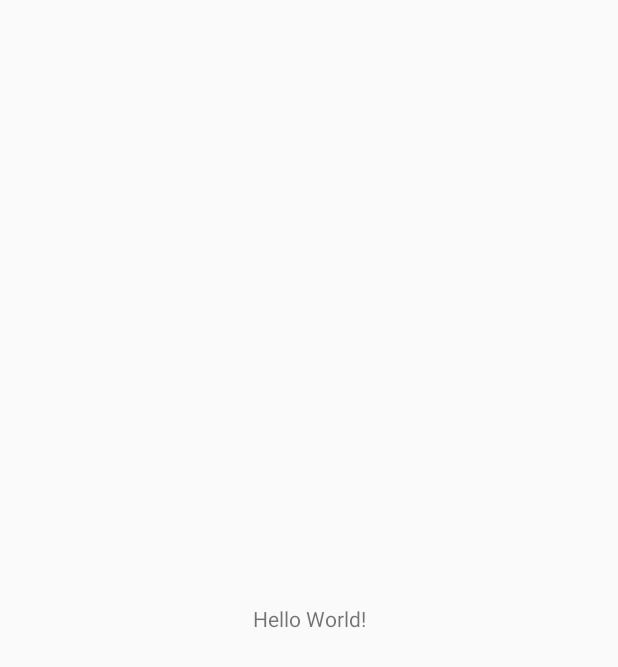
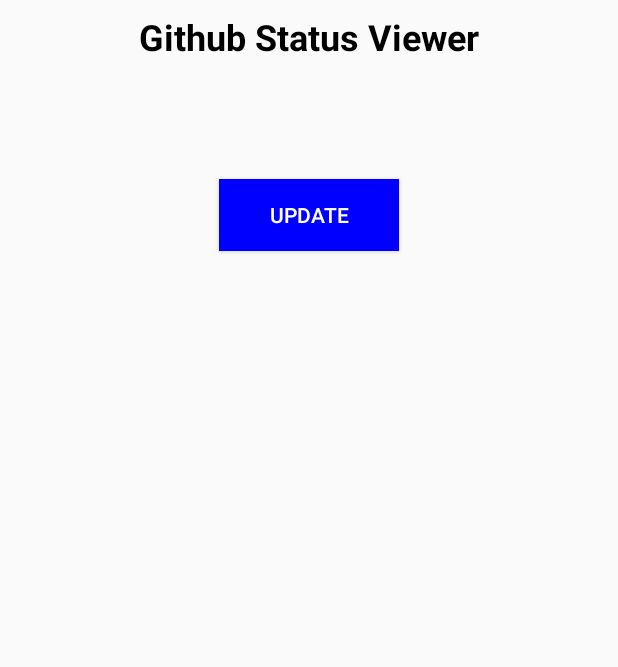
Before and after one commit to drip-samples/github-status-viewer-android, an Android app: the screen it shows after launch (MainActivity), on a phone screen of 412 x 824 dp. Before the commit the part shown is almost empty. Shown: the top 667 px of the screen. Run offline under Robolectric (Android 15) with nearby library versions, the phone set to English and light mode, and no system bars.

Commit message:
M: レイアウト定義

```diff
--- a/app/src/main/res/layout/activity_main.xml
+++ b/app/src/main/res/layout/activity_main.xml
@@ -8,12 +8,55 @@
         tools:context=".MainActivity">
 
     <TextView
+            android:id="@+id/title"
             android:layout_width="wrap_content"
             android:layout_height="wrap_content"
-            android:text="Hello World!"
-            app:layout_constraintBottom_toBottomOf="parent"
+            android:text="Github Status Viewer"
+            android:textSize="24dp"
+            android:textStyle="bold"
+            android:textColor="@color/black"
             app:layout_constraintLeft_toLeftOf="parent"
             app:layout_constraintRight_toRightOf="parent"
-            app:layout_constraintTop_toTopOf="parent"/>
+            app:layout_constraintTop_toTopOf="parent"
+            android:layout_marginTop="8dp"/>
+
+    <TextView
+            android:id="@+id/statusText"
+            android:layout_width="match_parent"
+            android:layout_height="wrap_content"
+            android:text=""
+            android:textSize="16dp"
+            android:textColor="@color/white"
+            android:textAlignment="center"
+            android:paddingVertical="4dp"
+            app:layout_constraintLeft_toLeftOf="parent"
+            app:layout_constraintRight_toRightOf="parent"
+            app:layout_constraintTop_toBottomOf="@id/title"
+            android:layout_marginTop="8dp"/>
+
+    <TextView
+            android:id="@+id/lastUpdated"
+            android:layout_width="match_parent"
+            android:layout_height="wrap_content"
+            android:text=""
+            android:textSize="12dp"
+            android:textColor="@color/black"
+            android:textAlignment="center"
+            app:layout_constraintLeft_toLeftOf="parent"
+            app:layout_constraintRight_toRightOf="parent"
+            app:layout_constraintTop_toBottomOf="@id/statusText"
+            android:layout_marginTop="8dp"/>
+
+    <Button
+            android:id="@+id/buttonUpdate"
+            android:layout_width="120dp"
+            android:layout_height="wrap_content"
+            android:text="Update"
+            android:textColor="@color/white"
+            android:background="@color/blue"
+            app:layout_constraintLeft_toLeftOf="parent"
+            app:layout_constraintRight_toRightOf="parent"
+            app:layout_constraintTop_toBottomOf="@id/lastUpdated"
+            android:layout_marginTop="16dp"/>
 
 </androidx.constraintlayout.widget.ConstraintLayout>
--- a/app/src/main/res/values/colors.xml
+++ b/app/src/main/res/values/colors.xml
@@ -3,4 +3,11 @@
     <color name="colorPrimary">#008577</color>
     <color name="colorPrimaryDark">#00574B</color>
     <color name="colorAccent">#D81B60</color>
+    <color name="black">#000000</color>
+    <color name="white">#FFFFFF</color>
+    <color name="green">#00FF00</color>
+    <color name="red">#FF0000</color>
+    <color name="orange">#FF7F00</color>
+    <color name="darkGray">#505050</color>
+    <color name="blue">#0000FF</color>
 </resources>
```
